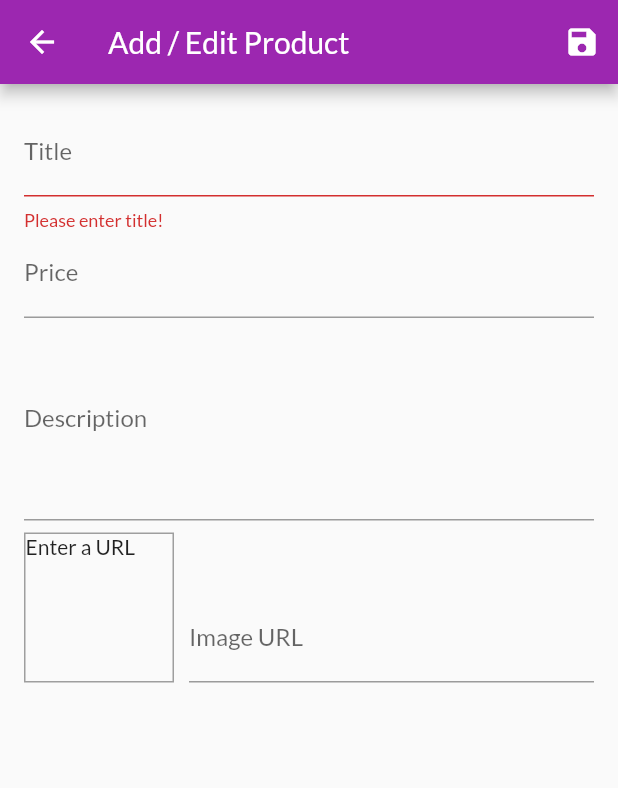
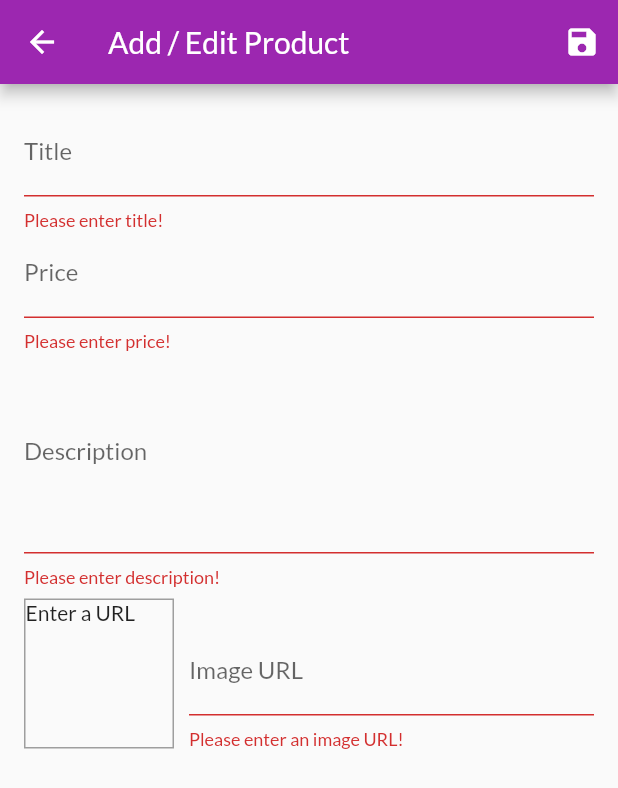
Before and after one commit to kaings-flutter/flutter_proj5, a Flutter app: the EditProductScreen screen opened by its route, after a tap on the "save" icon, on a phone screen of 412 x 824 dp. Shown: the top 788 px of the screen. Run offline on Flutter 3.47's test engine with Material 2 defaults, Android fonts, the phone set to English and light mode, and no system bars; network calls fail.

Commit message:
add validation to all inputs

```diff
--- a/lib/screens/edit_product_screen.dart
+++ b/lib/screens/edit_product_screen.dart
@@ -37,6 +37,13 @@ class _EditProductScreenState extends State<EditProductScreen> {
 
   void _updateImageUrl() {
     if (!_imageUrlFocusNode.hasFocus) {
+      if ((!_imageUrlController.text.startsWith('http') &&
+              !_imageUrlController.text.startsWith('https')) ||
+          (!_imageUrlController.text.endsWith('.jpg') &&
+              !_imageUrlController.text.endsWith('.png') &&
+              !_imageUrlController.text.endsWith('.jpeg'))) {
+        return;
+      }
       setState(() {});
     }
   }
@@ -104,6 +111,15 @@ class _EditProductScreenState extends State<EditProductScreen> {
                   FocusScope.of(context).requestFocus(_descriptionFocusNode);
                 },
                 validator: (value) {
+                  if (value.isEmpty) {
+                    return 'Please enter price!';
+                  }
+
+                  // if the input is NaN (cannot be parsed)
+                  if (double.tryParse(value) == null) {
+                    return 'Please enter valid number!';
+                  }
+
                   if (double.parse(value) < 0) {
                     return 'Please enter valid price!';
                   }
@@ -121,6 +137,17 @@ class _EditProductScreenState extends State<EditProductScreen> {
                 maxLines: 5,
                 keyboardType: TextInputType.multiline,
                 focusNode: _descriptionFocusNode,
+                validator: (value) {
+                  if (value.isEmpty) {
+                    return 'Please enter description!';
+                  }
+
+                  if (value.length < 10) {
+                    return 'Please enter at least 10 characters';
+                  }
+
+                  return null;
+                },
                 onSaved: (newValue) {
                   product['description'] = newValue;
 
@@ -159,6 +186,24 @@ class _EditProductScreenState extends State<EditProductScreen> {
                       onFieldSubmitted: (value) {
                         _saveForm();
                       },
+                      validator: (value) {
+                        if (value.isEmpty) {
+                          return 'Please enter an image URL!';
+                        }
+
+                        if (!value.startsWith('http') &&
+                            !value.startsWith('https')) {
+                          return 'Please enter a valid URL!';
+                        }
+
+                        if (!value.endsWith('.jpg') &&
+                            !value.endsWith('.png') &&
+                            !value.endsWith('.jpeg')) {
+                          return 'Please enter a valid image URL: ".jpg" or ".jpeg", ".png" !';
+                        }
+
+                        return null;
+                      },
                       onSaved: (newValue) {
                         product['imageUrl'] = newValue;
                       },
```
